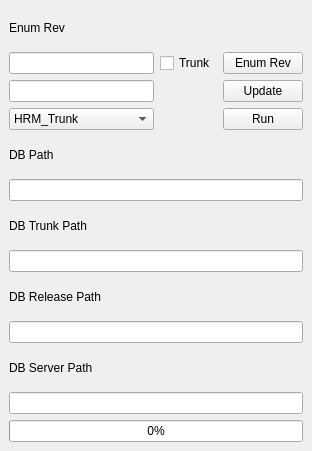
artakak/TTT, file test.ui: the form before one commit.
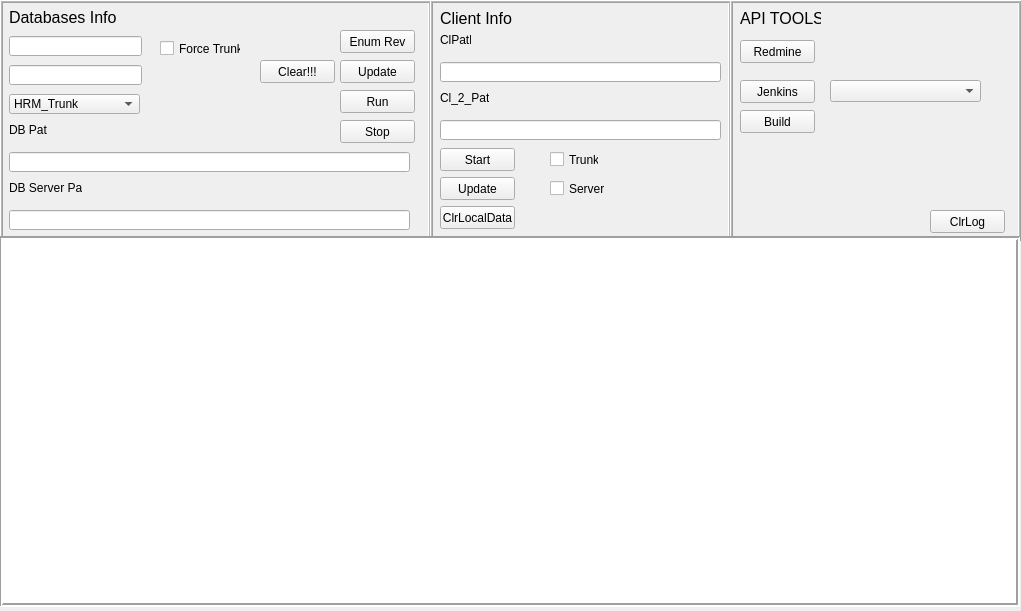
The form after the commit.

The edit to the form file:
```diff
--- a/test.ui
+++ b/test.ui
@@ -6,51 +6,143 @@
    <rect>
     <x>0</x>
     <y>0</y>
-    <width>312</width>
-    <height>451</height>
+    <width>1021</width>
+    <height>611</height>
    </rect>
   </property>
+  <property name="sizePolicy">
+   <sizepolicy hsizetype="Preferred" vsizetype="Preferred">
+    <horstretch>0</horstretch>
+    <verstretch>0</verstretch>
+   </sizepolicy>
+  </property>
+  <property name="maximumSize">
+   <size>
+    <width>1021</width>
+    <height>611</height>
+   </size>
+  </property>
   <property name="windowTitle">
    <string>Form1</string>
   </property>
   <widget class="QWidget" name="centralwidget">
-   <layout class="QGridLayout" name="gridLayout">
-    <item row="0" column="0">
      <widget class="QLabel" name="label">
+    <property name="geometry">
+     <rect>
+      <x>9</x>
+      <y>9</y>
+      <width>121</width>
+      <height>16</height>
+     </rect>
+    </property>
+    <property name="font">
+     <font>
+      <pointsize>12</pointsize>
+     </font>
+    </property>
       <property name="text">
-       <string>Enum Rev</string>
-      </property>
-     </widget>
-    </item>
-    <item row="1" column="0">
-     <widget class="QLineEdit" name="lineEdit"/>
-    </item>
-    <item row="1" column="1">
+     <string>Databases Info</string>
+    </property>
+   </widget>
+   <widget class="QLabel" name="label_3">
+    <property name="geometry">
+     <rect>
+      <x>440</x>
+      <y>10</y>
+      <width>81</width>
+      <height>16</height>
+     </rect>
+    </property>
+    <property name="font">
+     <font>
+      <pointsize>12</pointsize>
+     </font>
+    </property>
+    <property name="text">
+     <string>Client Info</string>
+    </property>
+   </widget>
+   <widget class="QLineEdit" name="lineEdit">
+    <property name="geometry">
+     <rect>
+      <x>9</x>
+      <y>36</y>
+      <width>133</width>
+      <height>20</height>
+     </rect>
+    </property>
+   </widget>
      <widget class="QCheckBox" name="checkBox">
+    <property name="geometry">
+     <rect>
+      <x>160</x>
+      <y>40</y>
+      <width>81</width>
+      <height>17</height>
+     </rect>
+    </property>
       <property name="text">
-       <string>Trunk</string>
-      </property>
-     </widget>
-    </item>
-    <item row="1" column="2">
+     <string>Force Trunk</string>
+    </property>
+   </widget>
      <widget class="QPushButton" name="pushButton">
+    <property name="geometry">
+     <rect>
+      <x>340</x>
+      <y>30</y>
+      <width>75</width>
+      <height>23</height>
+     </rect>
+    </property>
       <property name="text">
        <string>Enum Rev</string>
       </property>
      </widget>
-    </item>
-    <item row="2" column="0">
-     <widget class="QLineEdit" name="lineEdit_2"/>
-    </item>
-    <item row="2" column="2">
+   <widget class="QLabel" name="label_6">
+    <property name="geometry">
+     <rect>
+      <x>440</x>
+      <y>32</y>
+      <width>31</width>
+      <height>16</height>
+     </rect>
+    </property>
+    <property name="text">
+     <string>ClPath</string>
+    </property>
+   </widget>
+   <widget class="QLineEdit" name="lineEdit_2">
+    <property name="geometry">
+     <rect>
+      <x>9</x>
+      <y>65</y>
+      <width>133</width>
+      <height>20</height>
+     </rect>
+    </property>
+   </widget>
      <widget class="QPushButton" name="pushButton_2">
+    <property name="geometry">
+     <rect>
+      <x>340</x>
+      <y>60</y>
+      <width>75</width>
+      <height>23</height>
+     </rect>
+    </property>
       <property name="text">
        <string>Update</string>
       </property>
      </widget>
-    </item>
-    <item row="3" column="0">
      <widget class="QComboBox" name="comboBox">
+    <property name="geometry">
+     <rect>
+      <x>9</x>
+      <y>94</y>
+      <width>131</width>
+      <height>20</height>
+     </rect>
+    </property>
       <item>
        <property name="text">
         <string>HRM_Trunk</string>
@@ -72,74 +164,395 @@
        </property>
       </item>
      </widget>
-    </item>
-    <item row="3" column="2">
      <widget class="QPushButton" name="pushButton_3">
+    <property name="geometry">
+     <rect>
+      <x>340</x>
+      <y>90</y>
+      <width>75</width>
+      <height>23</height>
+     </rect>
+    </property>
       <property name="text">
        <string>Run</string>
       </property>
      </widget>
-    </item>
-    <item row="4" column="0">
+   <widget class="QLabel" name="label_7">
+    <property name="geometry">
+     <rect>
+      <x>440</x>
+      <y>90</y>
+      <width>49</width>
+      <height>16</height>
+     </rect>
+    </property>
+    <property name="text">
+     <string>Cl_2_Path</string>
+    </property>
+   </widget>
      <widget class="QLabel" name="label_2">
+    <property name="geometry">
+     <rect>
+      <x>9</x>
+      <y>122</y>
+      <width>38</width>
+      <height>16</height>
+     </rect>
+    </property>
       <property name="text">
        <string>DB Path</string>
       </property>
      </widget>
-    </item>
-    <item row="6" column="0">
-     <widget class="QLabel" name="label_3">
+   <widget class="QPushButton" name="pushButton_4">
+    <property name="geometry">
+     <rect>
+      <x>340</x>
+      <y>120</y>
+      <width>75</width>
+      <height>23</height>
+     </rect>
+    </property>
       <property name="text">
-       <string>DB Trunk Path</string>
-      </property>
-     </widget>
-    </item>
-    <item row="8" column="0">
-     <widget class="QLabel" name="label_4">
+     <string>Stop</string>
+    </property>
+   </widget>
+   <widget class="QLineEdit" name="lineEdit_3">
+    <property name="geometry">
+     <rect>
+      <x>9</x>
+      <y>152</y>
+      <width>401</width>
+      <height>20</height>
+     </rect>
+    </property>
+   </widget>
+   <widget class="QPushButton" name="pushButton_5">
+    <property name="geometry">
+     <rect>
+      <x>440</x>
+      <y>148</y>
+      <width>75</width>
+      <height>23</height>
+     </rect>
+    </property>
       <property name="text">
-       <string>DB Release Path</string>
-      </property>
-     </widget>
-    </item>
-    <item row="10" column="0">
+     <string>Start</string>
+    </property>
+   </widget>
+   <widget class="QCheckBox" name="checkBox_2">
+    <property name="geometry">
+     <rect>
+      <x>550</x>
+      <y>151</y>
+      <width>49</width>
+      <height>17</height>
+     </rect>
+    </property>
+    <property name="text">
+     <string>Trunk</string>
+    </property>
+   </widget>
      <widget class="QLabel" name="label_5">
+    <property name="geometry">
+     <rect>
+      <x>9</x>
+      <y>180</y>
+      <width>73</width>
+      <height>16</height>
+     </rect>
+    </property>
       <property name="text">
        <string>DB Server Path</string>
       </property>
      </widget>
-    </item>
-    <item row="11" column="0" colspan="3">
+   <widget class="QPushButton" name="pushButton_6">
+    <property name="geometry">
+     <rect>
+      <x>440</x>
+      <y>177</y>
+      <width>75</width>
+      <height>23</height>
+     </rect>
+    </property>
+    <property name="text">
+     <string>Update</string>
+    </property>
+   </widget>
+   <widget class="QCheckBox" name="checkBox_3">
+    <property name="geometry">
+     <rect>
+      <x>550</x>
+      <y>180</y>
+      <width>55</width>
+      <height>17</height>
+     </rect>
+    </property>
+    <property name="text">
+     <string>Server</string>
+    </property>
+   </widget>
      <widget class="QLineEdit" name="lineEdit_6">
+    <property name="geometry">
+     <rect>
+      <x>9</x>
+      <y>210</y>
+      <width>401</width>
+      <height>20</height>
+     </rect>
+    </property>
       <property name="text">
        <string/>
       </property>
      </widget>
-    </item>
-    <item row="5" column="0" colspan="3">
-     <widget class="QLineEdit" name="lineEdit_3"/>
-    </item>
-    <item row="12" column="0" colspan="3">
-     <widget class="QProgressBar" name="progressBar">
-      <property name="value">
-       <number>0</number>
-      </property>
-     </widget>
-    </item>
-    <item row="7" column="0" colspan="3">
-     <widget class="QLineEdit" name="lineEdit_4">
+   <widget class="QPushButton" name="pushButton_7">
+    <property name="geometry">
+     <rect>
+      <x>440</x>
+      <y>206</y>
+      <width>75</width>
+      <height>23</height>
+     </rect>
+    </property>
+    <property name="text">
+     <string>ClrLocalData</string>
+    </property>
+   </widget>
+   <widget class="QLineEdit" name="lineEdit_7">
+    <property name="geometry">
+     <rect>
+      <x>440</x>
+      <y>62</y>
+      <width>281</width>
+      <height>20</height>
+     </rect>
+    </property>
       <property name="text">
        <string/>
       </property>
      </widget>
-    </item>
-    <item row="9" column="0" colspan="3">
-     <widget class="QLineEdit" name="lineEdit_5">
+   <widget class="QLineEdit" name="lineEdit_8">
+    <property name="geometry">
+     <rect>
+      <x>440</x>
+      <y>120</y>
+      <width>281</width>
+      <height>20</height>
+     </rect>
+    </property>
       <property name="text">
        <string/>
       </property>
      </widget>
-    </item>
-   </layout>
+   <widget class="QTextBrowser" name="textBrowser">
+    <property name="geometry">
+     <rect>
+      <x>-1</x>
+      <y>236</y>
+      <width>1021</width>
+      <height>371</height>
+     </rect>
+    </property>
+    <property name="frameShape">
+     <enum>QFrame::Box</enum>
+    </property>
+    <property name="lineWidth">
+     <number>2</number>
+    </property>
+    <property name="openExternalLinks">
+     <bool>true</bool>
+    </property>
+   </widget>
+   <widget class="QPushButton" name="pushButton_8">
+    <property name="geometry">
+     <rect>
+      <x>740</x>
+      <y>40</y>
+      <width>75</width>
+      <height>23</height>
+     </rect>
+    </property>
+    <property name="text">
+     <string>Redmine</string>
+    </property>
+   </widget>
+   <widget class="QLabel" name="label_4">
+    <property name="geometry">
+     <rect>
+      <x>740</x>
+      <y>10</y>
+      <width>81</width>
+      <height>16</height>
+     </rect>
+    </property>
+    <property name="font">
+     <font>
+      <pointsize>12</pointsize>
+     </font>
+    </property>
+    <property name="text">
+     <string>API TOOLS</string>
+    </property>
+   </widget>
+   <widget class="QPushButton" name="pushButton_10">
+    <property name="geometry">
+     <rect>
+      <x>740</x>
+      <y>80</y>
+      <width>75</width>
+      <height>23</height>
+     </rect>
+    </property>
+    <property name="text">
+     <string>Jenkins</string>
+    </property>
+   </widget>
+   <widget class="QComboBox" name="comboBox_2">
+    <property name="geometry">
+     <rect>
+      <x>830</x>
+      <y>80</y>
+      <width>151</width>
+      <height>22</height>
+     </rect>
+    </property>
+   </widget>
+   <widget class="QPushButton" name="pushButton_11">
+    <property name="geometry">
+     <rect>
+      <x>740</x>
+      <y>110</y>
+      <width>75</width>
+      <height>23</height>
+     </rect>
+    </property>
+    <property name="text">
+     <string>Build</string>
+    </property>
+   </widget>
+   <widget class="QFrame" name="frame">
+    <property name="geometry">
+     <rect>
+      <x>0</x>
+      <y>0</y>
+      <width>431</width>
+      <height>241</height>
+     </rect>
+    </property>
+    <property name="frameShape">
+     <enum>QFrame::Box</enum>
+    </property>
+    <property name="frameShadow">
+     <enum>QFrame::Raised</enum>
+    </property>
+    <property name="lineWidth">
+     <number>1</number>
+    </property>
+    <property name="midLineWidth">
+     <number>1</number>
+    </property>
+    <widget class="QPushButton" name="pushButton_12">
+     <property name="geometry">
+      <rect>
+       <x>260</x>
+       <y>60</y>
+       <width>75</width>
+       <height>23</height>
+      </rect>
+     </property>
+     <property name="text">
+      <string>Clear!!!</string>
+     </property>
+    </widget>
+   </widget>
+   <widget class="QFrame" name="frame_2">
+    <property name="geometry">
+     <rect>
+      <x>430</x>
+      <y>0</y>
+      <width>301</width>
+      <height>241</height>
+     </rect>
+    </property>
+    <property name="frameShape">
+     <enum>QFrame::Box</enum>
+    </property>
+    <property name="frameShadow">
+     <enum>QFrame::Raised</enum>
+    </property>
+    <property name="lineWidth">
+     <number>1</number>
+    </property>
+    <property name="midLineWidth">
+     <number>1</number>
+    </property>
+   </widget>
+   <widget class="QFrame" name="frame_3">
+    <property name="geometry">
+     <rect>
+      <x>730</x>
+      <y>0</y>
+      <width>291</width>
+      <height>241</height>
+     </rect>
+    </property>
+    <property name="frameShape">
+     <enum>QFrame::Box</enum>
+    </property>
+    <property name="frameShadow">
+     <enum>QFrame::Raised</enum>
+    </property>
+    <property name="lineWidth">
+     <number>1</number>
+    </property>
+    <property name="midLineWidth">
+     <number>1</number>
+    </property>
+    <widget class="QPushButton" name="pushButton_9">
+     <property name="geometry">
+      <rect>
+       <x>200</x>
+       <y>210</y>
+       <width>75</width>
+       <height>23</height>
+      </rect>
+     </property>
+     <property name="text">
+      <string>ClrLog</string>
+     </property>
+    </widget>
+   </widget>
+   <zorder>frame</zorder>
+   <zorder>frame_2</zorder>
+   <zorder>frame_3</zorder>
+   <zorder>label</zorder>
+   <zorder>label_3</zorder>
+   <zorder>lineEdit</zorder>
+   <zorder>checkBox</zorder>
+   <zorder>pushButton</zorder>
+   <zorder>label_6</zorder>
+   <zorder>lineEdit_2</zorder>
+   <zorder>pushButton_2</zorder>
+   <zorder>comboBox</zorder>
+   <zorder>pushButton_3</zorder>
+   <zorder>label_7</zorder>
+   <zorder>label_2</zorder>
+   <zorder>pushButton_4</zorder>
+   <zorder>lineEdit_3</zorder>
+   <zorder>pushButton_5</zorder>
+   <zorder>checkBox_2</zorder>
+   <zorder>label_5</zorder>
+   <zorder>pushButton_6</zorder>
+   <zorder>checkBox_3</zorder>
+   <zorder>lineEdit_6</zorder>
+   <zorder>pushButton_7</zorder>
+   <zorder>lineEdit_7</zorder>
+   <zorder>lineEdit_8</zorder>
+   <zorder>textBrowser</zorder>
+   <zorder>pushButton_8</zorder>
+   <zorder>label_4</zorder>
+   <zorder>pushButton_10</zorder>
+   <zorder>comboBox_2</zorder>
+   <zorder>pushButton_11</zorder>
   </widget>
  </widget>
  <resources/>
```
Lines whose indentation alone changed are shown as unchanged.
